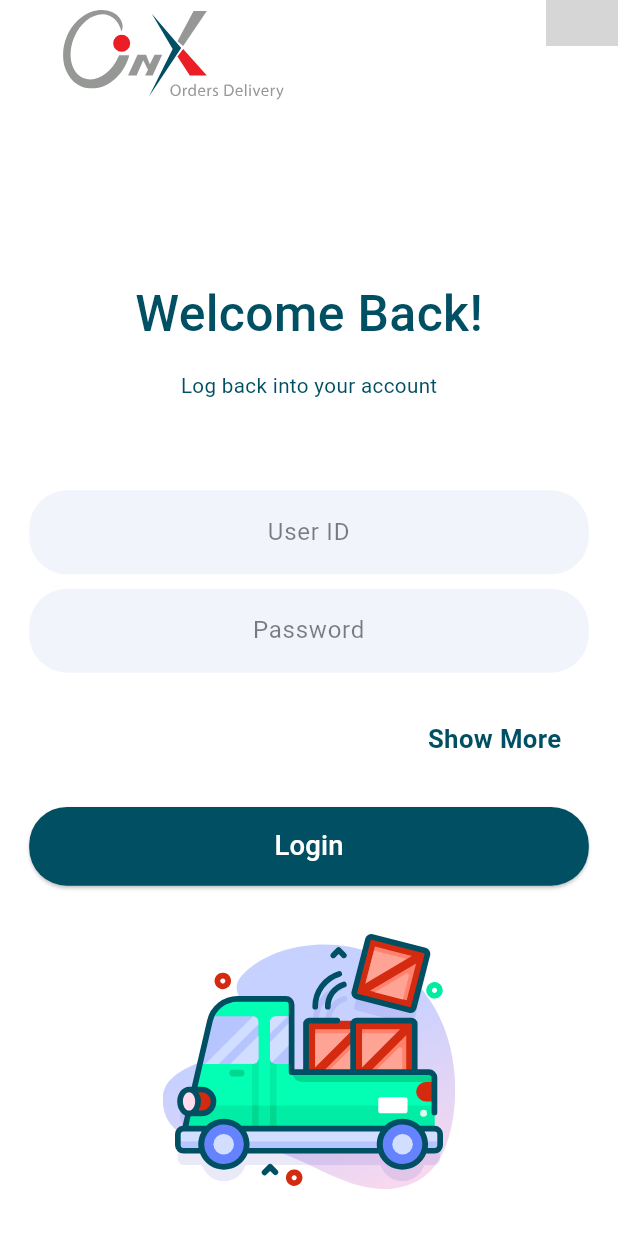
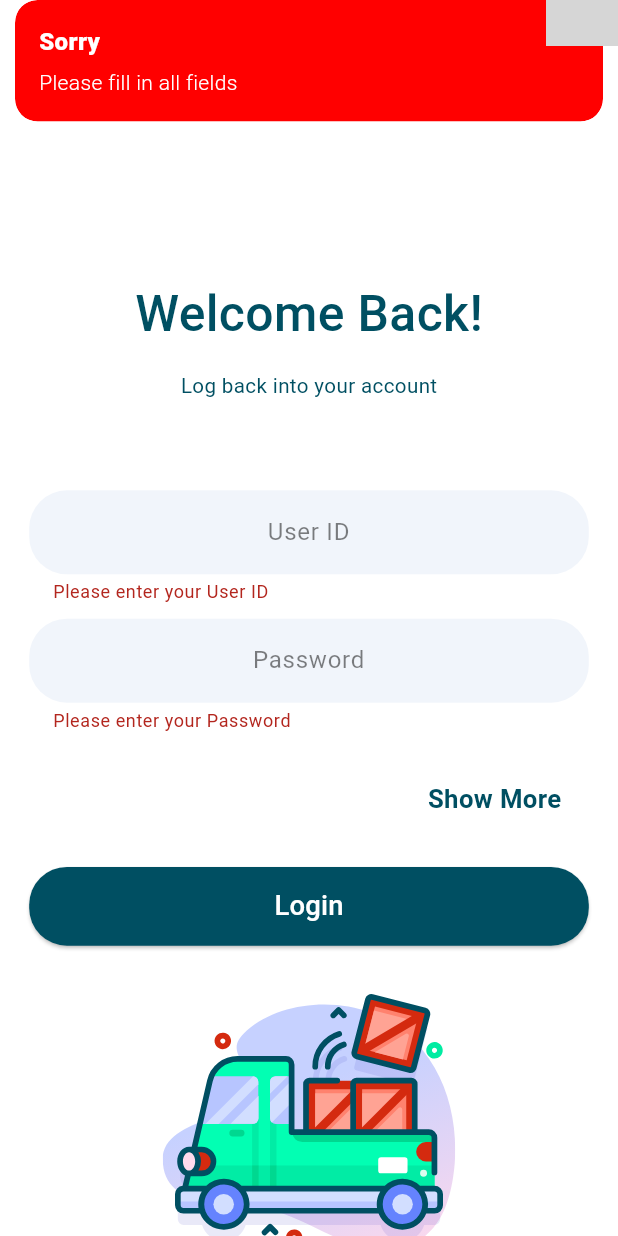
Before and after one commit to omerbanaemh/onyx-delivery-app, a Flutter app: the screen it shows after launch, scrolled down 53 dp, after a tap on "Login", on a phone screen of 412 x 824 dp. Run offline on Flutter 3.47's test engine with Material 3 defaults, Android fonts, the phone set to English and light mode, and no system bars; our stand-ins replace dio, flutter_screenutil, flutter_svg, get; Roboto replaces fonts that are missing (Cairo); grey boxes are pictures that could not be loaded.

Commit message:
completed login functionality with error handling and success feedback;

```diff
--- a/lib/app/core/constants/app_colors.dart
+++ b/lib/app/core/constants/app_colors.dart
@@ -6,5 +6,6 @@ class AppColors {
   static const Color inputColor = Color(0xffF1F5FB);
   static const Color blackColor = Color(0xff000000);
   static const Color whiteColor = Color(0xffFFFFFF);
+  static const Color successColor = Color.fromARGB(255, 24, 172, 66);
   static const Color accentColor = Color(0xFFFF0000);
 }
--- a/lib/app/core/constants/end_point.dart
+++ b/lib/app/core/constants/end_point.dart
@@ -1,10 +1,12 @@
 class ApiPaths {
   static const String baseUrl = 'http://mdev.yemensoft.net:8087/';
 
-  static String get baseUrlDownloads => '${Uri.parse(baseUrl).origin}/';
   static const String onyxDeliveryService = 'OnyxDeliveryService/Service.svc/';
+
+  static const String onyxDeliveryServiceUrl = '$baseUrl$onyxDeliveryService';
+
 
   //Auth EndPoint
   static const String checkDeliveryLogin =
-      '$onyxDeliveryService/CheckDeliveryLogin';
+      '$onyxDeliveryServiceUrl/CheckDeliveryLogin';
 }
--- a/lib/app/modules/login/controllers/login_controller.dart
+++ b/lib/app/modules/login/controllers/login_controller.dart
@@ -1,8 +1,77 @@
 import 'package:flutter/material.dart';
 import 'package:get/get.dart';
+import 'package:onyx_delivery/app/core/constants/app_colors.dart';
+import 'package:onyx_delivery/app/core/constants/end_point.dart';
+import 'package:onyx_delivery/app/data/remote/api_provider.dart';
 
 class LoginController extends GetxController {
   final userIdController = TextEditingController();
   final passwordController = TextEditingController();
   final formKey = GlobalKey<FormState>();
+
+  onPressedLogin() async {
+    if (formKey.currentState!.validate()) {
+      // Perform login action
+      String userId = userIdController.text;
+      String password = passwordController.text;
+
+      var requestData = {
+        "Value": {
+          "P_LANG_NO": "1",
+          "P_DLVRY_NO": "1010",
+          "P_PSSWRD": "1",
+        }
+      };
+
+      try {
+        var response = await DioHelper()
+            .postData(ApiPaths.checkDeliveryLogin, requestData);
+
+        if (response != null &&
+            response['Data'] != null &&
+            response['Result'] != null) {
+          var deliveryName = response['Data']['DeliveryName'];
+          var errNo = response['Result']['ErrNo'];
+          var errMsg = response['Result']['ErrMsg'];
+
+          if (errNo == 0) {
+            Get.snackbar(
+              backgroundColor: AppColors.successColor,
+              colorText: AppColors.whiteColor,
+              'Welcome',
+              'Hello, $deliveryName',
+            );
+          } else {
+            Get.snackbar(
+              backgroundColor: AppColors.accentColor,
+              colorText: AppColors.whiteColor,
+              'Error',
+              errMsg,
+            );
+          }
+        } else {
+          Get.snackbar(
+            backgroundColor: AppColors.accentColor,
+            colorText: AppColors.whiteColor,
+            'Error',
+            'Invalid response from the server',
+          );
+        }
+      } catch (e) {
+        Get.snackbar(
+          backgroundColor: AppColors.accentColor,
+          colorText: AppColors.whiteColor,
+          'Error',
+          'Something went wrong. Please try again later.',
+        );
+      }
+    } else {
+      Get.snackbar(
+        backgroundColor: AppColors.accentColor,
+        colorText: AppColors.whiteColor,
+        'Sorry',
+        'Please fill in all fields',
+      );
+    }
+  }
 }
--- a/lib/app/modules/login/views/login_view.dart
+++ b/lib/app/modules/login/views/login_view.dart
@@ -65,7 +65,7 @@ class LoginView extends GetView<LoginController> {
                 padding: EdgeInsets.symmetric(horizontal: 17.w),
                 child: CustomButton(
                   text: 'Login',
-                  onPressed: () {},
+                  onPressed: controller.onPressedLogin,
                 ),
               ),
               UiHelper.verticalSpaceLarge27,
```
Also changed, not shown: lib/app/data/remote/api_provider.dart (+20 -9 lines), lib/app/data/repository/login_repo.dart (+3 -7 lines).
